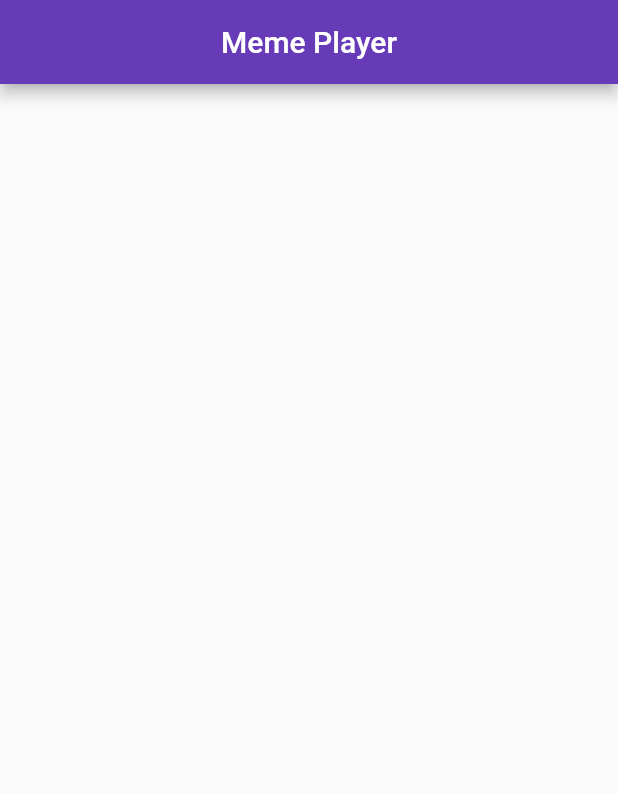
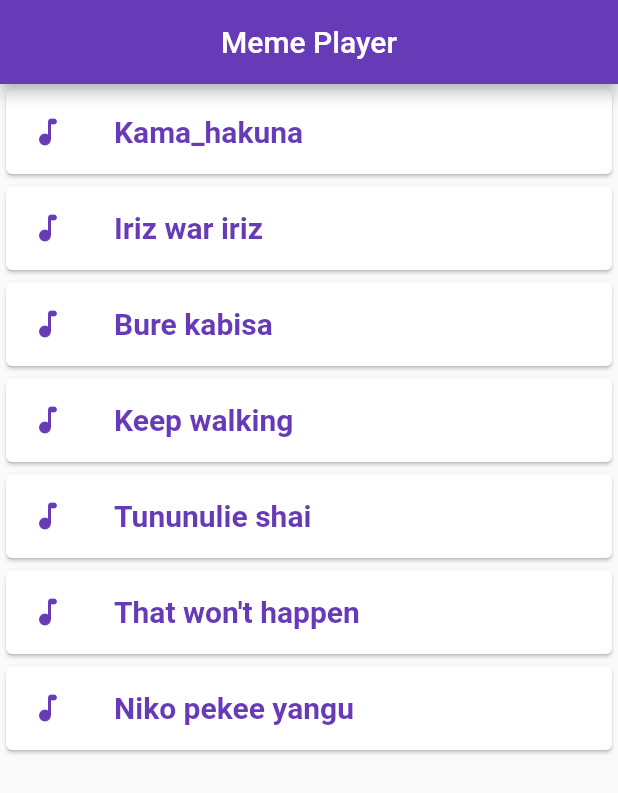
Before and after one commit to mosesnjoroge19/meme-player, a Flutter app: the screen it shows after launch, on a phone screen of 412 x 824 dp. Shown: the top 793 px of the screen. Run offline on Flutter 3.47's test engine with Material 2 defaults, Android fonts, the phone set to English and light mode, and no system bars; our stand-ins replace audioplayers.

Commit message:
List View implemented

```diff
--- a/lib/main.dart
+++ b/lib/main.dart
@@ -34,19 +34,22 @@ class _MemePlayerState extends State<MemePlayer> {
   void stopMeme() {
     audioPlayer.stop();
   }
+  //change UI components from buttons to list elements
 
-  Expanded buildButtons(int trackNumber) {
-    return Expanded(
-      child: OutlinedButton(
+  Card buildButtons(int trackNumber) {
+    return Card(
+      child: ListTile(
         // style: ButtonStyle(backgroundColor: MaterialStateProperty.all(color)),
-        child: Text(
+        leading: Icon(Icons.music_note_rounded,
+        color: Colors.deepPurple,),
+        title: Text(
           memeTracks.elementAt(trackNumber),
           style: TextStyle(
               color: Colors.deepPurple,
               fontWeight: FontWeight.bold,
               fontSize: 20),
         ),
-        onPressed: () {
+        onTap: () {
           setState(() {
             //check if the audio player instance is null, if so play the track, otherwise stop it
             audioPlayer != null ? playMeme(trackNumber) : stopMeme();
@@ -83,7 +86,13 @@ class _MemePlayerState extends State<MemePlayer> {
           //   ),
           // ),
           children: [
-
+            buildButtons(0),
+            buildButtons(1),
+            buildButtons(2),
+            buildButtons(3),
+            buildButtons(4),
+            buildButtons(5),
+            buildButtons(6),
           ],
         ),
       ),
```
